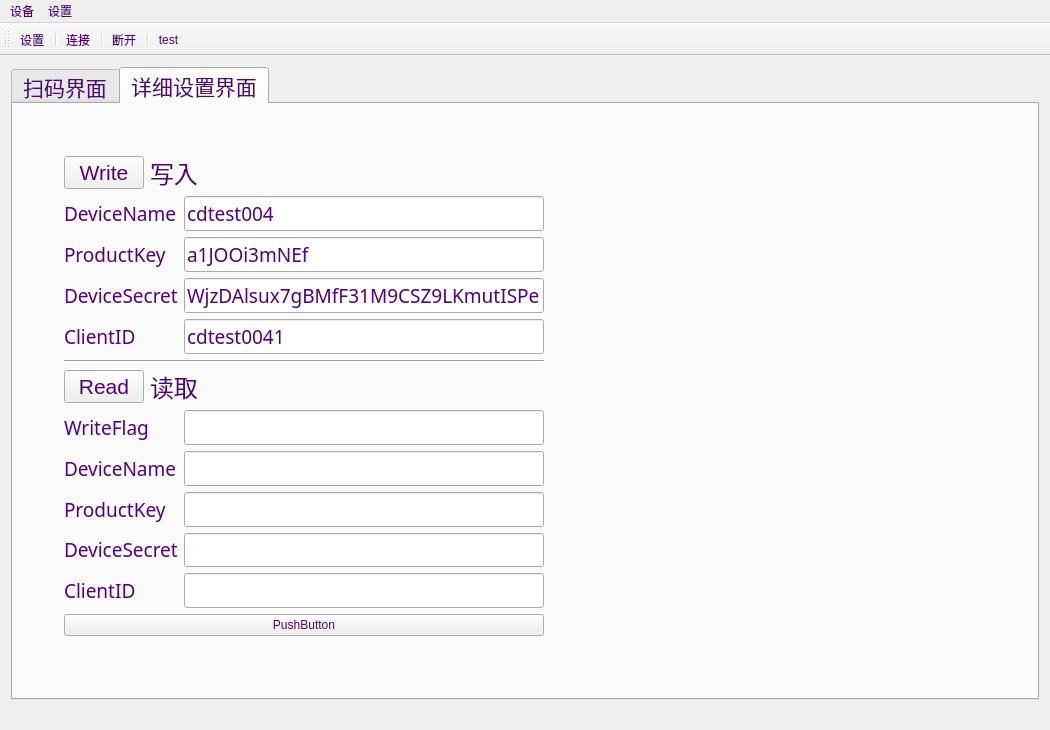
Old version of the form mainwindow.ui in the repository seblee/TQ_SN.
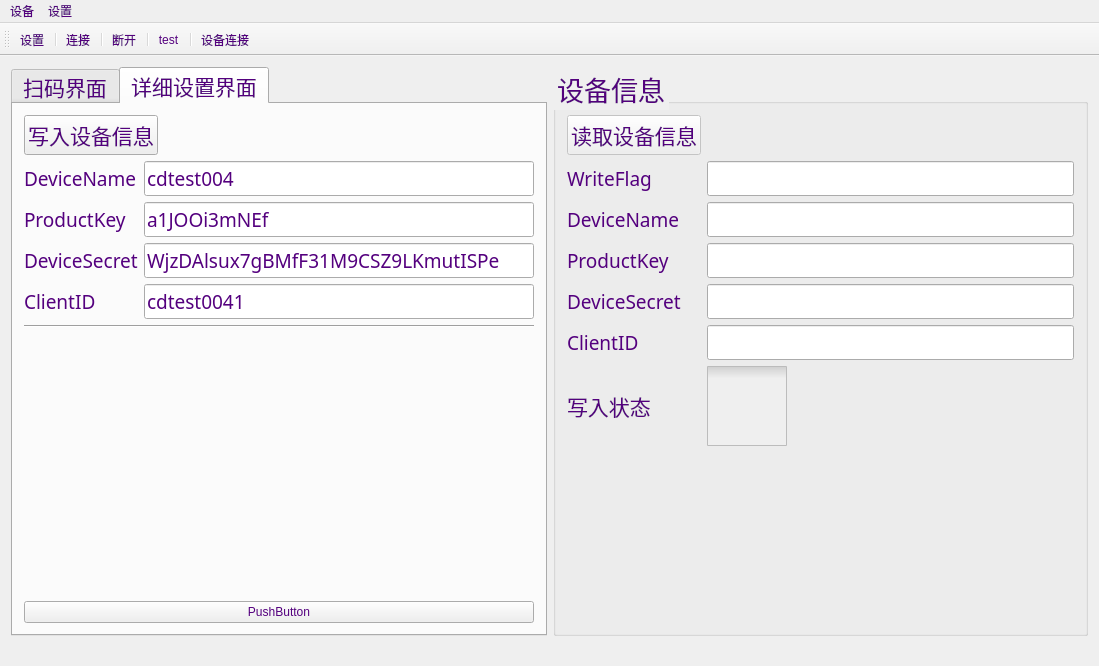
New version of the form. The open tabs and pages were chosen to show the change. Icons and pictures are not drawn.

Commit message: add device connect display;

```diff
--- a/mainwindow.ui
+++ b/mainwindow.ui
@@ -6,8 +6,8 @@
    <rect>
     <x>0</x>
     <y>0</y>
-    <width>1050</width>
-    <height>730</height>
+    <width>1099</width>
+    <height>666</height>
    </rect>
   </property>
   <property name="windowTitle">
@@ -17,7 +17,7 @@
    <string notr="true">color: rgb(84, 0, 126);</string>
   </property>
   <widget class="QWidget" name="centralWidget">
-   <layout class="QVBoxLayout" name="verticalLayout">
+   <layout class="QHBoxLayout" name="horizontalLayout">
     <item>
      <widget class="QTabWidget" name="tabWidget">
       <property name="font">
@@ -177,15 +177,8 @@
        <attribute name="title">
         <string>详细设置界面</string>
        </attribute>
-       <widget class="QWidget" name="layoutWidget_2">
-        <property name="geometry">
-         <rect>
-          <x>40</x>
-          <y>40</y>
-          <width>502</width>
-          <height>503</height>
-         </rect>
-        </property>
+       <layout class="QVBoxLayout" name="verticalLayout">
+        <item>
         <layout class="QVBoxLayout" name="verticalLayout_2">
          <item>
           <layout class="QHBoxLayout" name="horizontalLayout_2">
@@ -198,20 +191,7 @@
               </font>
              </property>
              <property name="text">
-              <string>Write</string>
-             </property>
-            </widget>
-           </item>
-           <item>
-            <widget class="QLabel" name="label_5">
-             <property name="font">
-              <font>
-               <family>Arial</family>
-               <pointsize>18</pointsize>
-              </font>
-             </property>
-             <property name="text">
-              <string>写入</string>
+               <string>写入设备信息</string>
              </property>
             </widget>
            </item>
@@ -388,51 +368,46 @@
           </widget>
          </item>
          <item>
-          <layout class="QHBoxLayout" name="horizontalLayout_5">
-           <item>
-            <widget class="QPushButton" name="readButton">
-             <property name="font">
-              <font>
-               <family>Arial</family>
-               <pointsize>16</pointsize>
-              </font>
-             </property>
-             <property name="text">
-              <string>Read</string>
-             </property>
-            </widget>
-           </item>
-           <item>
-            <widget class="QLabel" name="label_6">
-             <property name="font">
-              <font>
-               <family>Arial</family>
-               <pointsize>18</pointsize>
-              </font>
-             </property>
-             <property name="text">
-              <string>读取</string>
-             </property>
-            </widget>
-           </item>
-           <item>
-            <spacer name="horizontalSpacer_2">
+           <spacer name="verticalSpacer_2">
              <property name="orientation">
-              <enum>Qt::Horizontal</enum>
+             <enum>Qt::Vertical</enum>
              </property>
              <property name="sizeHint" stdset="0">
               <size>
-               <width>40</width>
-               <height>20</height>
+              <width>20</width>
+              <height>40</height>
               </size>
              </property>
             </spacer>
            </item>
-          </layout>
-         </item>
+          <item>
+           <widget class="QPushButton" name="pushButton">
+            <property name="text">
+             <string>PushButton</string>
+            </property>
+           </widget>
+          </item>
+         </layout>
+        </item>
+       </layout>
+      </widget>
+     </widget>
+    </item>
          <item>
-          <layout class="QFormLayout" name="formLayout">
-           <item row="0" column="0">
+     <widget class="QGroupBox" name="groupBox_3">
+      <property name="font">
+       <font>
+        <family>Arial</family>
+        <pointsize>20</pointsize>
+       </font>
+      </property>
+      <property name="title">
+       <string>设备信息</string>
+      </property>
+      <layout class="QHBoxLayout" name="horizontalLayout_6">
+       <item>
+        <layout class="QGridLayout" name="gridLayout">
+         <item row="2" column="0">
             <widget class="QLabel" name="label_13">
              <property name="font">
               <font>
@@ -448,8 +423,8 @@
              </property>
             </widget>
            </item>
-           <item row="0" column="1">
-            <widget class="QLineEdit" name="lineEdit_readFlag">
+         <item row="6" column="1">
+          <widget class="QLineEdit" name="lineEdit_readClientID">
              <property name="minimumSize">
               <size>
                <width>0</width>
@@ -468,9 +443,6 @@
                <pointsize>14</pointsize>
               </font>
              </property>
-             <property name="text">
-              <string/>
-             </property>
              <property name="maxLength">
               <number>4</number>
              </property>
@@ -479,100 +451,7 @@
              </property>
             </widget>
            </item>
-           <item row="1" column="0">
-            <widget class="QLabel" name="label_11">
-             <property name="font">
-              <font>
-               <family>Source Code Pro</family>
-               <pointsize>14</pointsize>
-              </font>
-             </property>
-             <property name="focusPolicy">
-              <enum>Qt::StrongFocus</enum>
-             </property>
-             <property name="text">
-              <string>DeviceName</string>
-             </property>
-            </widget>
-           </item>
-           <item row="1" column="1">
-            <widget class="QLineEdit" name="lineEdit_readDeviceName">
-             <property name="minimumSize">
-              <size>
-               <width>0</width>
-               <height>0</height>
-              </size>
-             </property>
-             <property name="maximumSize">
-              <size>
-               <width>16777215</width>
-               <height>16777215</height>
-              </size>
-             </property>
-             <property name="font">
-              <font>
-               <family>Source Code Pro</family>
-               <pointsize>14</pointsize>
-               <weight>50</weight>
-               <bold>false</bold>
-              </font>
-             </property>
-             <property name="text">
-              <string/>
-             </property>
-             <property name="maxLength">
-              <number>32</number>
-             </property>
-             <property name="readOnly">
-              <bool>true</bool>
-             </property>
-            </widget>
-           </item>
-           <item row="2" column="0">
-            <widget class="QLabel" name="label_9">
-             <property name="font">
-              <font>
-               <family>Source Code Pro</family>
-               <pointsize>14</pointsize>
-              </font>
-             </property>
-             <property name="focusPolicy">
-              <enum>Qt::StrongFocus</enum>
-             </property>
-             <property name="text">
-              <string>ProductKey</string>
-             </property>
-            </widget>
-           </item>
-           <item row="2" column="1">
-            <widget class="QLineEdit" name="lineEdit_readProductKey">
-             <property name="minimumSize">
-              <size>
-               <width>0</width>
-               <height>0</height>
-              </size>
-             </property>
-             <property name="maximumSize">
-              <size>
-               <width>16777215</width>
-               <height>16777215</height>
-              </size>
-             </property>
-             <property name="font">
-              <font>
-               <family>Source Code Pro</family>
-               <pointsize>14</pointsize>
-              </font>
-             </property>
-             <property name="maxLength">
-              <number>20</number>
-             </property>
-             <property name="readOnly">
-              <bool>true</bool>
-             </property>
-            </widget>
-           </item>
-           <item row="3" column="0">
+         <item row="5" column="0">
             <widget class="QLabel" name="label_10">
              <property name="font">
               <font>
@@ -589,6 +468,39 @@
             </widget>
            </item>
            <item row="3" column="1">
+          <widget class="QLineEdit" name="lineEdit_readDeviceName">
+           <property name="minimumSize">
+            <size>
+             <width>0</width>
+             <height>0</height>
+            </size>
+           </property>
+           <property name="maximumSize">
+            <size>
+             <width>16777215</width>
+             <height>16777215</height>
+            </size>
+           </property>
+           <property name="font">
+            <font>
+             <family>Source Code Pro</family>
+             <pointsize>14</pointsize>
+             <weight>50</weight>
+             <bold>false</bold>
+            </font>
+           </property>
+           <property name="text">
+            <string/>
+           </property>
+           <property name="maxLength">
+            <number>32</number>
+           </property>
+           <property name="readOnly">
+            <bool>true</bool>
+           </property>
+          </widget>
+         </item>
+         <item row="5" column="1">
             <widget class="QLineEdit" name="lineEdit_readDeviceSecret">
              <property name="minimumSize">
               <size>
@@ -616,7 +528,23 @@
              </property>
             </widget>
            </item>
-           <item row="4" column="0">
+         <item row="1" column="0">
+          <widget class="QPushButton" name="readButton">
+           <property name="enabled">
+            <bool>false</bool>
+           </property>
+           <property name="font">
+            <font>
+             <family>Arial</family>
+             <pointsize>16</pointsize>
+            </font>
+           </property>
+           <property name="text">
+            <string>读取设备信息</string>
+           </property>
+          </widget>
+         </item>
+         <item row="6" column="0">
             <widget class="QLabel" name="label_12">
              <property name="font">
               <font>
@@ -632,8 +560,84 @@
              </property>
             </widget>
            </item>
+         <item row="2" column="1">
+          <widget class="QLineEdit" name="lineEdit_readFlag">
+           <property name="minimumSize">
+            <size>
+             <width>0</width>
+             <height>0</height>
+            </size>
+           </property>
+           <property name="maximumSize">
+            <size>
+             <width>16777215</width>
+             <height>16777215</height>
+            </size>
+           </property>
+           <property name="font">
+            <font>
+             <family>Source Code Pro</family>
+             <pointsize>14</pointsize>
+            </font>
+           </property>
+           <property name="text">
+            <string/>
+           </property>
+           <property name="maxLength">
+            <number>4</number>
+           </property>
+           <property name="readOnly">
+            <bool>true</bool>
+           </property>
+          </widget>
+         </item>
+         <item row="8" column="1">
+          <spacer name="verticalSpacer">
+           <property name="orientation">
+            <enum>Qt::Vertical</enum>
+           </property>
+           <property name="sizeHint" stdset="0">
+            <size>
+             <width>20</width>
+             <height>40</height>
+            </size>
+           </property>
+          </spacer>
+         </item>
+         <item row="4" column="0">
+          <widget class="QLabel" name="label_9">
+           <property name="font">
+            <font>
+             <family>Source Code Pro</family>
+             <pointsize>14</pointsize>
+            </font>
+           </property>
+           <property name="focusPolicy">
+            <enum>Qt::StrongFocus</enum>
+           </property>
+           <property name="text">
+            <string>ProductKey</string>
+           </property>
+          </widget>
+         </item>
+         <item row="3" column="0">
+          <widget class="QLabel" name="label_11">
+           <property name="font">
+            <font>
+             <family>Source Code Pro</family>
+             <pointsize>14</pointsize>
+            </font>
+           </property>
+           <property name="focusPolicy">
+            <enum>Qt::StrongFocus</enum>
+           </property>
+           <property name="text">
+            <string>DeviceName</string>
+           </property>
+          </widget>
+         </item>
            <item row="4" column="1">
-            <widget class="QLineEdit" name="lineEdit_readClientID">
+          <widget class="QLineEdit" name="lineEdit_readProductKey">
              <property name="minimumSize">
               <size>
                <width>0</width>
@@ -660,31 +664,48 @@
              </property>
             </widget>
            </item>
-          </layout>
-         </item>
-         <item>
-          <spacer name="verticalSpacer_2">
-           <property name="orientation">
-            <enum>Qt::Vertical</enum>
+         <item row="7" column="1">
+          <widget class="QCheckBox" name="OK_checkBox">
+           <property name="enabled">
+            <bool>false</bool>
            </property>
-           <property name="sizeHint" stdset="0">
-            <size>
-             <width>20</width>
-             <height>40</height>
-            </size>
+           <property name="font">
+            <font>
+             <family>Arial</family>
+             <pointsize>25</pointsize>
+            </font>
            </property>
-          </spacer>
+           <property name="styleSheet">
+            <string notr="true">QCheckBox {spacing: 0px;}
+QCheckBox::indicator {width: 80px;height: 80px;}
+QCheckBox::indicator:unchecked  {image: url(:/image/nothing.png);}
+QCheckBox::indicator:checked  {image: url(:/image/yes.ico);}
+QCheckBox::indicator:indeterminate {image: url(:/image/no.ico);} </string>
+           </property>
+           <property name="text">
+            <string/>
+           </property>
+           <property name="tristate">
+            <bool>true</bool>
+           </property>
+          </widget>
          </item>
-         <item>
-          <widget class="QPushButton" name="pushButton">
+         <item row="7" column="0">
+          <widget class="QLabel" name="label_5">
+           <property name="font">
+            <font>
+             <family>Arial</family>
+             <pointsize>16</pointsize>
+            </font>
+           </property>
            <property name="text">
-            <string>PushButton</string>
+            <string>写入状态</string>
            </property>
           </widget>
          </item>
         </layout>
-       </widget>
-      </widget>
+       </item>
+      </layout>
      </widget>
     </item>
    </layout>
@@ -694,7 +715,7 @@
     <rect>
      <x>0</x>
      <y>0</y>
-     <width>1050</width>
+     <width>1099</width>
      <height>22</height>
     </rect>
    </property>
@@ -735,6 +756,8 @@
    <addaction name="actionDisconnect"/>
    <addaction name="separator"/>
    <addaction name="actiontest"/>
+   <addaction name="separator"/>
+   <addaction name="actionDeviceOnline"/>
   </widget>
   <action name="actionOptions">
    <property name="icon">
@@ -781,6 +804,22 @@
     <string>test</string>
    </property>
   </action>
+  <action name="actionDeviceOnline">
+   <property name="checkable">
+    <bool>true</bool>
+   </property>
+   <property name="enabled">
+    <bool>false</bool>
+   </property>
+   <property name="icon">
+    <iconset resource="Rec.qrc">
+     <normaloff>:/image/ooopic_1544427885.png</normaloff>
+     <disabledon>:/image/ooopic_1544427885.png</disabledon>:/image/ooopic_1544427885.png</iconset>
+   </property>
+   <property name="text">
+    <string>设备连接</string>
+   </property>
+  </action>
  </widget>
  <layoutdefault spacing="6" margin="11"/>
  <resources>
```
Left out of the diff: 23 changed lines with no effect on the pictures. Lines whose indentation alone changed are shown as unchanged. The commit also changes 8 other files.
